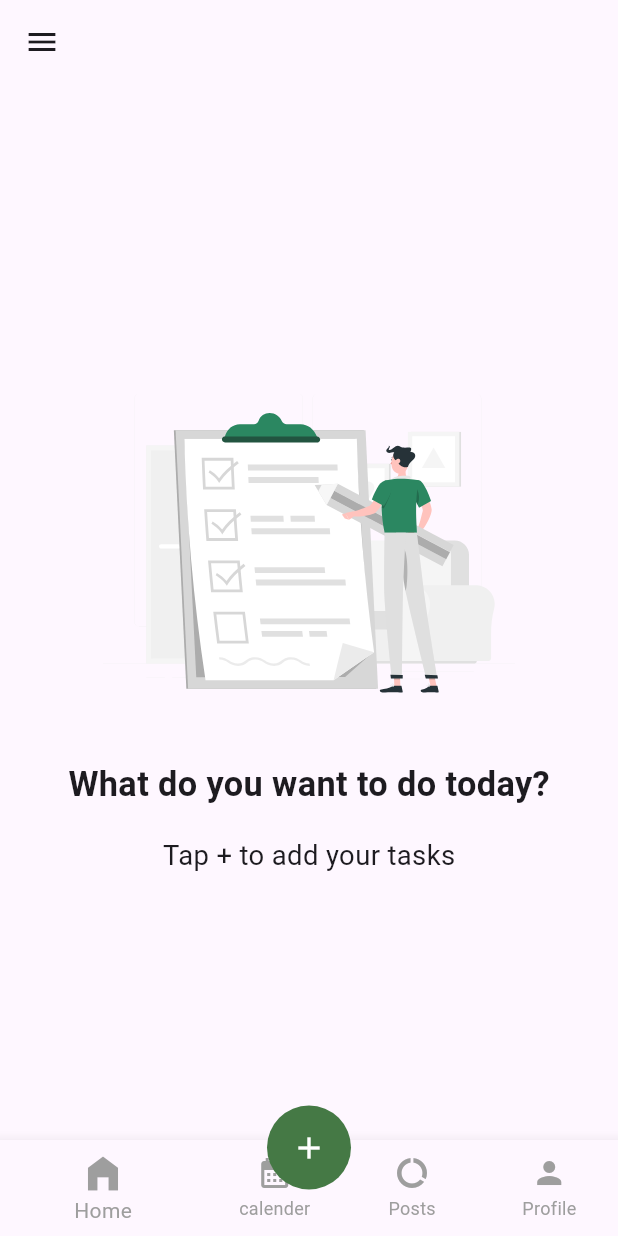
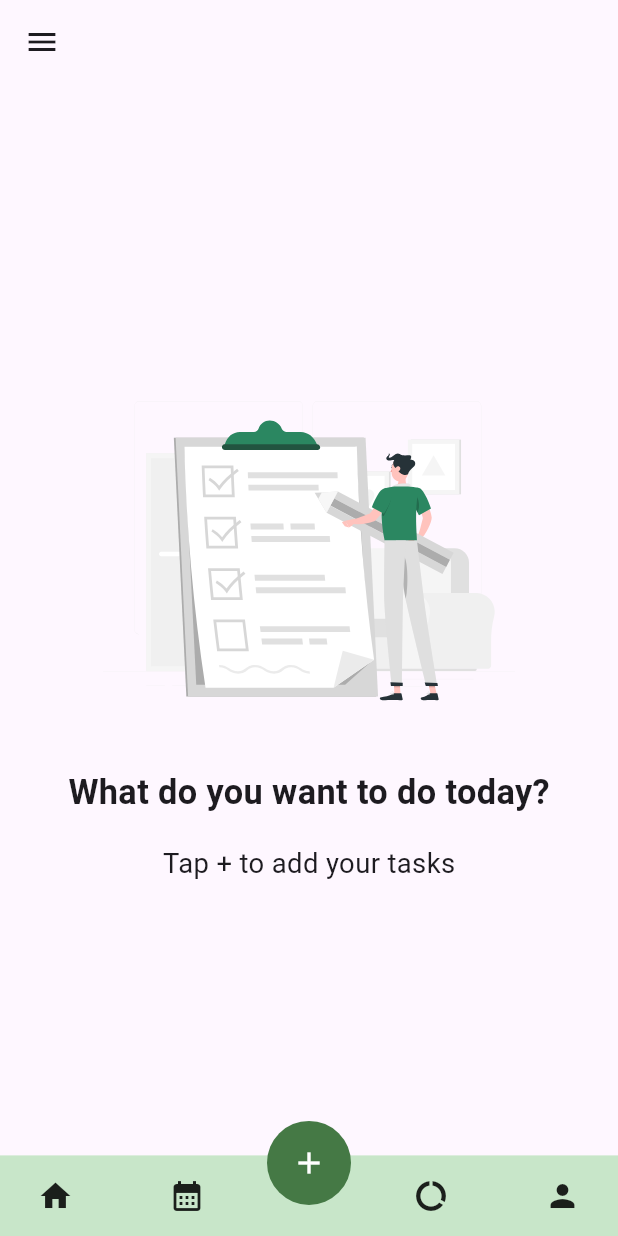
Before and after one commit to aviekhande/to_do_app, a Flutter app: the HomeScreen screen opened by its route, on a phone screen of 412 x 824 dp. Run offline on Flutter 3.47's test engine with Material 3 defaults, Android fonts, the phone set to English and light mode, and no system bars; our stand-ins replace auto_route, flutter_screenutil, flutter_svg.

Commit message:
bottomnav

```diff
--- a/lib/core/common/widget/bottomnav_widget.dart
+++ b/lib/core/common/widget/bottomnav_widget.dart
@@ -3,6 +3,7 @@ import 'dart:developer';
 import 'package:auto_route/auto_route.dart';
 
 import 'package:flutter/material.dart';
+import 'package:flutter_screenutil/flutter_screenutil.dart';
 
 class Commonbottomnavigationbar extends StatefulWidget {
   const Commonbottomnavigationbar({super.key});
@@ -24,8 +25,6 @@ class _CommonbottomnavigationbarState extends State<Commonbottomnavigationbar> {
   }
 
   void _onItemTapped(int index) {
-    log("$index");
-    if (index == 3) {}
     setState(() {
       selectedIndex = index;
     });
@@ -36,36 +35,87 @@ class _CommonbottomnavigationbarState extends State<Commonbottomnavigationbar> {
 
   @override
   Widget build(BuildContext context) {
-    return BottomNavigationBar(
-      backgroundColor: Colors.green,
-      items: const <BottomNavigationBarItem>[
-        BottomNavigationBarItem(
-          icon: Icon(Icons.home_filled),
-          label: 'Home',
+    return Container(
+      height: 45.h,
+      color: Colors.green[100],
+      child: Padding(
+        padding: const EdgeInsets.only(right: 25.0, left: 25),
+        child: Row(
+          mainAxisAlignment: MainAxisAlignment.spaceBetween,
+          children: [
+            GestureDetector(
+              onTap: () {},
+              child: const Column(
+                mainAxisSize: MainAxisSize.min,
+                children: [
+                  Icon(Icons.home),
+                ],
+              ),
+            ),
+            GestureDetector(
+              onTap: () {},
+              child: const Column(
+                mainAxisSize: MainAxisSize.min,
+                children: [
+                  Icon(Icons.calendar_month),
+                ],
+              ),
+            ),
+            SizedBox(
+              width: 10.w,
+            ),
+            GestureDetector(
+              onTap: () {},
+              child: const Column(
+                mainAxisSize: MainAxisSize.min,
+                children: [
+                  Icon(Icons.data_saver_off_rounded),
+                ],
+              ),
+            ),
+            GestureDetector(
+              onTap: () {},
+              child: const Column(
+                mainAxisSize: MainAxisSize.min,
+                children: [
+                  Icon(Icons.person),
+                ],
+              ),
+            ),
+          ],
         ),
-        BottomNavigationBarItem(
-          icon: Icon(Icons.calendar_month),
-          label: 'calender',
-        ),
-        BottomNavigationBarItem(
-          icon: Icon(Icons.data_saver_off_rounded),
-          label: 'Posts',
-        ),
-        BottomNavigationBarItem(
-          icon: Icon(Icons.person),
-          label: 'Profile',
-        ),
-      ],
-      showUnselectedLabels: true,
-      unselectedLabelStyle: const TextStyle(color: Colors.grey, fontSize: 12.0),
-      currentIndex: selectedIndex,
-      selectedItemColor: Colors.grey,
-      unselectedItemColor: Colors.grey,
-      selectedIconTheme:
-          const IconThemeData(size: 30.0), // Increased size for selected icon
-      unselectedIconTheme:
-          const IconThemeData(size: 24.0), // Default size for unselected icons
-      onTap: _onItemTapped,
+      ),
     );
+    //  BottomNavigationBar(
+    //   backgroundColor: Colors.green,
+    //   items: const <BottomNavigationBarItem>[
+    //     BottomNavigationBarItem(
+    //       icon: Icon(Icons.home_filled),
+    //       label: 'Home',
+    //     ),
+    //     BottomNavigationBarItem(
+    //       icon: Icon(Icons.calendar_month),
+    //       label: 'calender',
+    //     ),
+    //     BottomNavigationBarItem(
+    //       icon: Icon(Icons.data_saver_off_rounded),
+    //       label: 'Posts',
+    //     ),
+    //     BottomNavigationBarItem(
+    //       icon: Icon(Icons.person),
+    //       label: 'Profile',
+    //     ),
+    //   ],
+    //   showUnselectedLabels: true,
+    //   unselectedLabelStyle: const TextStyle(color: Colors.grey, fontSize: 12.0),
+    //   currentIndex: selectedIndex,
+    //   selectedItemColor: Colors.grey,
+    //   unselectedItemColor: Colors.grey,
+    //   selectedIconTheme:
+    //       const IconThemeData(size: 30.0), // Increased size for selected icon
+    //   unselectedIconTheme:
+    //       const IconThemeData(size: 24.0), // Default size for unselected icons
+    //   onTap: _onItemTapped,
+    // );
   }
 }
```
